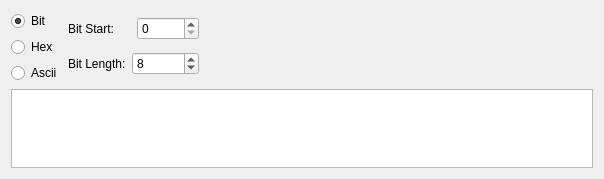
This is src/hobbits-plugins/operators/Edit/editeditor.ui in goldest-star/binary-analysis-tool as Qt 5 draws it before an edit. The edited form follows.
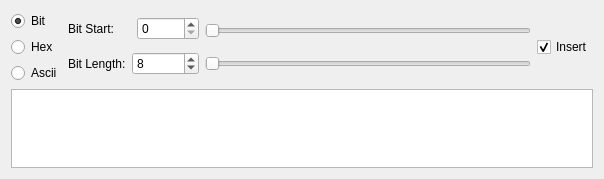
This is the edited form.

Patch:
```diff
--- a/src/hobbits-plugins/operators/Edit/editeditor.ui
+++ b/src/hobbits-plugins/operators/Edit/editeditor.ui
@@ -94,17 +94,32 @@
       </layout>
      </item>
      <item>
-      <spacer name="horizontalSpacer">
-       <property name="orientation">
-        <enum>Qt::Horizontal</enum>
+      <layout class="QVBoxLayout" name="verticalLayout_4">
+       <item>
+        <widget class="QSlider" name="hs_start">
+         <property name="orientation">
+          <enum>Qt::Horizontal</enum>
+         </property>
+        </widget>
+       </item>
+       <item>
+        <widget class="QSlider" name="hs_length">
+         <property name="orientation">
+          <enum>Qt::Horizontal</enum>
+         </property>
+        </widget>
+       </item>
+      </layout>
+     </item>
+     <item>
+      <widget class="QCheckBox" name="cb_insert">
+       <property name="text">
+        <string>Insert</string>
        </property>
-       <property name="sizeHint" stdset="0">
-        <size>
-         <width>40</width>
-         <height>20</height>
-        </size>
+       <property name="checked">
+        <bool>true</bool>
        </property>
-      </spacer>
+      </widget>
      </item>
     </layout>
    </item>
```
Left out of the diff: 6 changed lines with no effect on the pictures.
